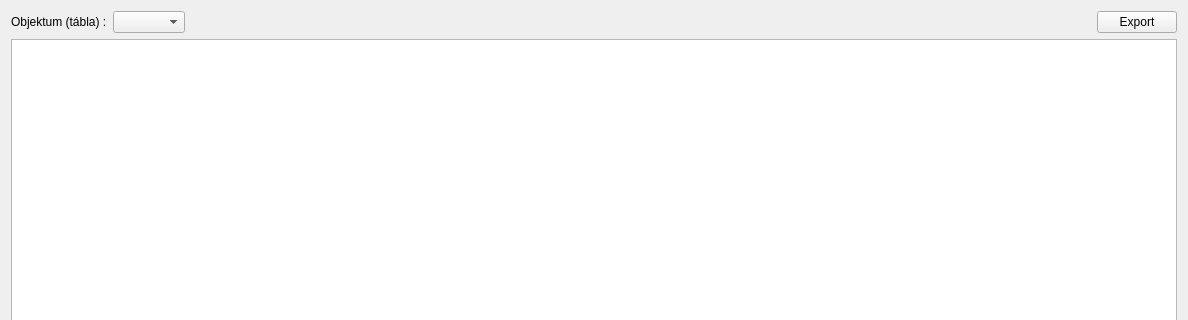
The window that lv2g/exports.ui (csikfer/lanview2) describes before a commit, drawn with Qt 5; both pictures show x 0 to 1188 and y 0 to 320 of the 1188 by 793 pixel window.
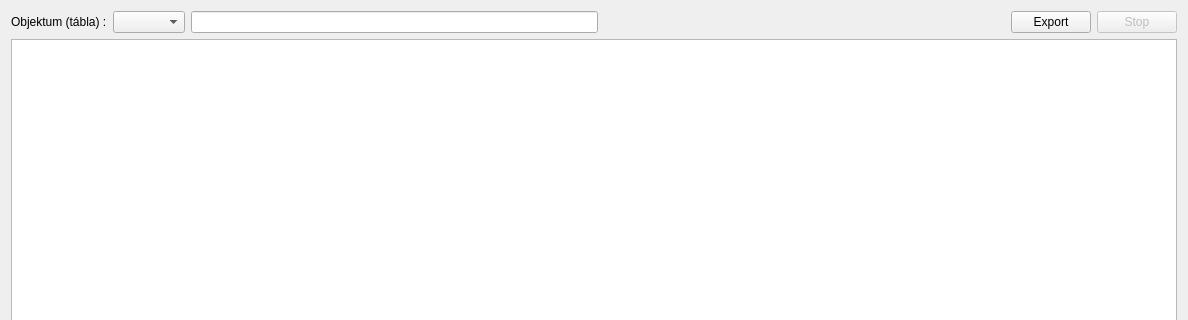
The same window after the commit.

Commit message: Export, tesztelni kell... Még nincsenet object:syntaxs rekordok sem.

```diff
--- a/lv2g/exports.ui
+++ b/lv2g/exports.ui
@@ -15,7 +15,7 @@
   </property>
   <layout class="QVBoxLayout" name="verticalLayout">
    <item>
-    <layout class="QHBoxLayout" name="horizontalLayout" stretch="0,0,0,0">
+    <layout class="QHBoxLayout" name="horizontalLayout" stretch="0,0,1,1,0,0">
      <item>
       <widget class="QLabel" name="labelTable">
        <property name="text">
@@ -26,6 +26,13 @@
      <item>
       <widget class="QComboBox" name="comboBoxTable"/>
      </item>
+     <item>
+      <widget class="QLineEdit" name="lineEditTableTitle">
+       <property name="readOnly">
+        <bool>true</bool>
+       </property>
+      </widget>
+     </item>
      <item>
       <spacer name="horizontalSpacer">
        <property name="orientation">
@@ -46,6 +53,16 @@
        </property>
       </widget>
      </item>
+     <item>
+      <widget class="QPushButton" name="pushButtonStop">
+       <property name="enabled">
+        <bool>false</bool>
+       </property>
+       <property name="text">
+        <string>Stop</string>
+       </property>
+      </widget>
+     </item>
     </layout>
    </item>
    <item>
```
Left out of the diff: 21 changed lines with no effect on the pictures. The commit also changes 11 other files.
